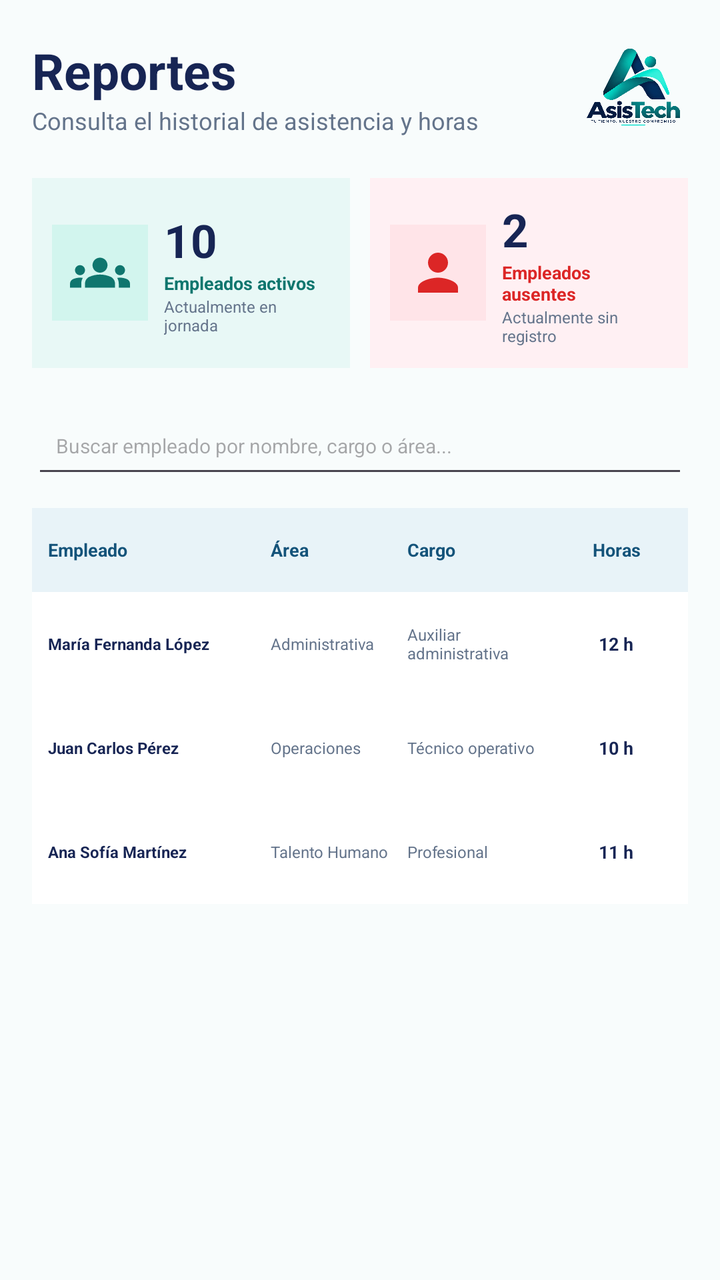
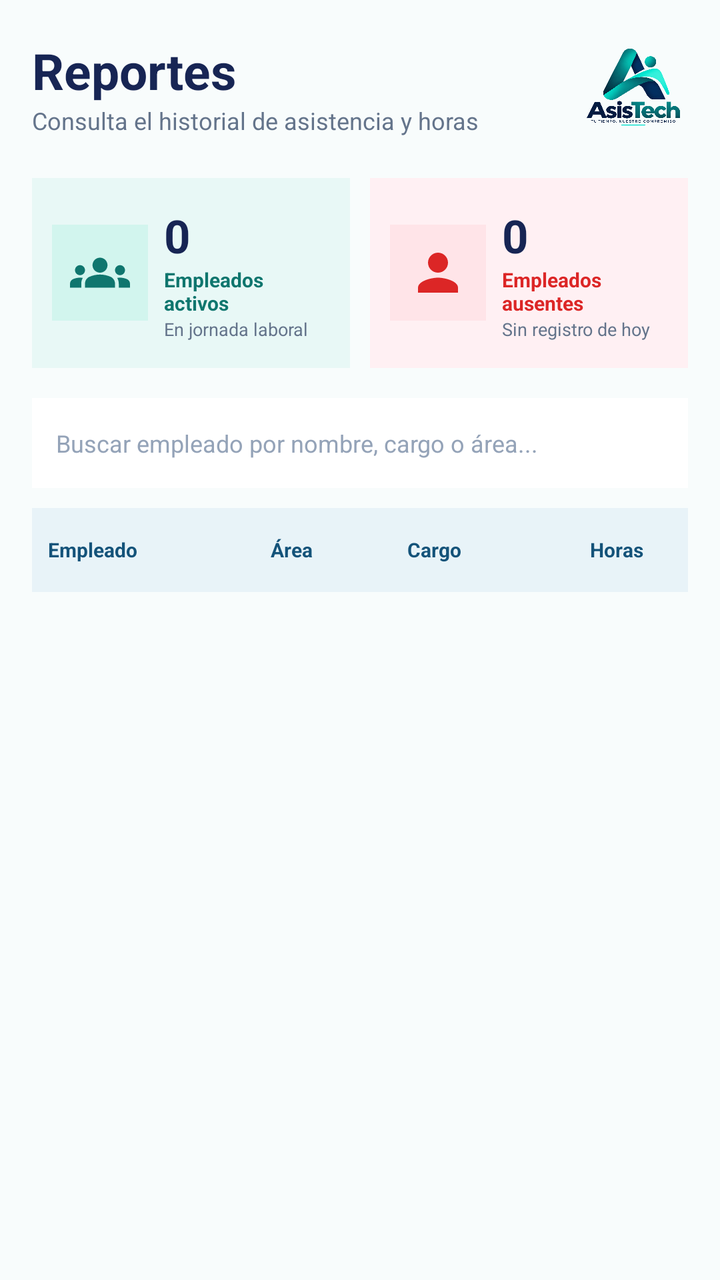

Compare the two renders of this Android layout. The source of the first and the diff that turns it into the second are given below.
<!-- AndroidManifest.xml: application theme Theme.AsisTech -->
<!-- res/layout/fragment_reportes.xml -->
<?xml version="1.0" encoding="utf-8"?>
<ScrollView xmlns:android="http://schemas.android.com/apk/res/android"
    android:layout_width="match_parent"
    android:layout_height="match_parent"
    android:background="#F8FCFC">

    <LinearLayout
        android:layout_width="match_parent"
        android:layout_height="wrap_content"
        android:orientation="vertical"
        android:padding="16dp">

        
        <LinearLayout
            android:layout_width="match_parent"
            android:layout_height="wrap_content"
            android:orientation="horizontal"
            android:gravity="center_vertical">

            <LinearLayout
                android:layout_width="0dp"
                android:layout_height="wrap_content"
                android:layout_weight="1"
                android:orientation="vertical">

                <TextView
                    android:layout_width="wrap_content"
                    android:layout_height="wrap_content"
                    android:text="Reportes"
                    android:textColor="#172554"
                    android:textSize="25sp"
                    android:textStyle="bold" />

                <TextView
                    android:layout_width="wrap_content"
                    android:layout_height="wrap_content"
                    android:text="Consulta el historial de asistencia y horas"
                    android:textColor="#64748B"
                    android:textSize="12sp" />

            </LinearLayout>

            <ImageView
                android:layout_width="55dp"
                android:layout_height="55dp"
                android:src="@drawable/logo"
                android:contentDescription="Logo AsisTech"
                android:scaleType="fitCenter" />

        </LinearLayout>

        
        <LinearLayout
            android:layout_width="match_parent"
            android:layout_height="95dp"
            android:layout_marginTop="18dp"
            android:orientation="horizontal">

            
            <LinearLayout
                android:layout_width="0dp"
                android:layout_height="match_parent"
                android:layout_weight="1"
                android:layout_marginEnd="5dp"
                android:background="#E8F8F6"
                android:gravity="center_vertical"
                android:orientation="horizontal"
                android:padding="10dp">

                <ImageView
                    android:layout_width="48dp"
                    android:layout_height="48dp"
                    android:src="@drawable/ic_empleados"
                    android:background="#D2F5EE"
                    android:padding="9dp"
                    android:contentDescription="Empleados activos" />

                <LinearLayout
                    android:layout_width="0dp"
                    android:layout_height="wrap_content"
                    android:layout_weight="1"
                    android:layout_marginStart="8dp"
                    android:orientation="vertical">

                    <TextView
                        android:layout_width="wrap_content"
                        android:layout_height="wrap_content"
                        android:text="10"
                        android:textColor="#172554"
                        android:textSize="23sp"
                        android:textStyle="bold" />

                    <TextView
                        android:layout_width="wrap_content"
                        android:layout_height="wrap_content"
                        android:text="Empleados activos"
                        android:textColor="#0F766E"
                        android:textSize="9sp"
                        android:textStyle="bold" />

                    <TextView
                        android:layout_width="wrap_content"
                        android:layout_height="wrap_content"
                        android:text="Actualmente en jornada"
                        android:textColor="#64748B"
                        android:textSize="8sp" />

                </LinearLayout>

            </LinearLayout>

            
            <LinearLayout
                android:layout_width="0dp"
                android:layout_height="match_parent"
                android:layout_weight="1"
                android:layout_marginStart="5dp"
                android:background="#FFF0F3"
                android:gravity="center_vertical"
                android:orientation="horizontal"
                android:padding="10dp">

                <ImageView
                    android:layout_width="48dp"
                    android:layout_height="48dp"
                    android:src="@drawable/ic_empleados_ausentes"
                    android:background="#FFE4E8"
                    android:padding="9dp"
                    android:contentDescription="Empleados ausentes" />

                <LinearLayout
                    android:layout_width="0dp"
                    android:layout_height="wrap_content"
                    android:layout_weight="1"
                    android:layout_marginStart="8dp"
                    android:orientation="vertical">

                    <TextView
                        android:layout_width="wrap_content"
                        android:layout_height="wrap_content"
                        android:text="2"
                        android:textColor="#172554"
                        android:textSize="23sp"
                        android:textStyle="bold" />

                    <TextView
                        android:layout_width="wrap_content"
                        android:layout_height="wrap_content"
                        android:text="Empleados ausentes"
                        android:textColor="#DC2626"
                        android:textSize="9sp"
                        android:textStyle="bold" />

                    <TextView
                        android:layout_width="wrap_content"
                        android:layout_height="wrap_content"
                        android:text="Actualmente sin registro"
                        android:textColor="#64748B"
                        android:textSize="8sp" />

                </LinearLayout>

            </LinearLayout>

        </LinearLayout>

        
        <EditText
            android:id="@+id/edtBuscarReporte"
            android:layout_width="match_parent"
            android:layout_height="45dp"
            android:layout_marginTop="15dp"
            android:hint="Buscar empleado por nombre, cargo o área..."
            android:textSize="10sp"
            android:singleLine="true"
            android:paddingStart="12dp"
            android:paddingEnd="12dp" />

        
        <LinearLayout
            android:layout_width="match_parent"
            android:layout_height="42dp"
            android:layout_marginTop="10dp"
            android:background="#E8F3F8"
            android:gravity="center_vertical"
            android:orientation="horizontal"
            android:paddingStart="8dp"
            android:paddingEnd="8dp">

            <TextView
                android:layout_width="0dp"
                android:layout_height="wrap_content"
                android:layout_weight="1.3"
                android:text="Empleado"
                android:textColor="#14537A"
                android:textSize="9sp"
                android:textStyle="bold" />

            <TextView
                android:layout_width="0dp"
                android:layout_height="wrap_content"
                android:layout_weight="0.8"
                android:text="Área"
                android:textColor="#14537A"
                android:textSize="9sp"
                android:textStyle="bold" />

            <TextView
                android:layout_width="0dp"
                android:layout_height="wrap_content"
                android:layout_weight="0.9"
                android:text="Cargo"
                android:textColor="#14537A"
                android:textSize="9sp"
                android:textStyle="bold" />

            <TextView
                android:layout_width="55dp"
                android:layout_height="wrap_content"
                android:gravity="center"
                android:text="Horas"
                android:textColor="#14537A"
                android:textSize="9sp"
                android:textStyle="bold" />

        </LinearLayout>

        
        <LinearLayout
            android:layout_width="match_parent"
            android:layout_height="52dp"
            android:background="#FFFFFF"
            android:gravity="center_vertical"
            android:orientation="horizontal"
            android:paddingStart="8dp"
            android:paddingEnd="8dp">

            <TextView
                android:layout_width="0dp"
                android:layout_height="wrap_content"
                android:layout_weight="1.3"
                android:text="María Fernanda López"
                android:textColor="#172554"
                android:textSize="8sp"
                android:textStyle="bold" />

            <TextView
                android:layout_width="0dp"
                android:layout_height="wrap_content"
                android:layout_weight="0.8"
                android:text="Administrativa"
                android:textColor="#64748B"
                android:textSize="8sp" />

            <TextView
                android:layout_width="0dp"
                android:layout_height="wrap_content"
                android:layout_weight="0.9"
                android:text="Auxiliar administrativa"
                android:textColor="#64748B"
                android:textSize="8sp" />

            <TextView
                android:layout_width="55dp"
                android:layout_height="wrap_content"
                android:gravity="center"
                android:text="12 h"
                android:textColor="#172554"
                android:textSize="9sp"
                android:textStyle="bold" />

        </LinearLayout>

        <LinearLayout
            android:layout_width="match_parent"
            android:layout_height="52dp"
            android:background="#FFFFFF"
            android:gravity="center_vertical"
            android:orientation="horizontal"
            android:paddingStart="8dp"
            android:paddingEnd="8dp">

            <TextView
                android:layout_width="0dp"
                android:layout_height="wrap_content"
                android:layout_weight="1.3"
                android:text="Juan Carlos Pérez"
                android:textColor="#172554"
                android:textSize="8sp"
                android:textStyle="bold" />

            <TextView
                android:layout_width="0dp"
                android:layout_height="wrap_content"
                android:layout_weight="0.8"
                android:text="Operaciones"
                android:textColor="#64748B"
                android:textSize="8sp" />

            <TextView
                android:layout_width="0dp"
                android:layout_height="wrap_content"
                android:layout_weight="0.9"
                android:text="Técnico operativo"
                android:textColor="#64748B"
                android:textSize="8sp" />

            <TextView
                android:layout_width="55dp"
                android:layout_height="wrap_content"
                android:gravity="center"
                android:text="10 h"
                android:textColor="#172554"
                android:textSize="9sp"
                android:textStyle="bold" />

        </LinearLayout>

        <LinearLayout
            android:layout_width="match_parent"
            android:layout_height="52dp"
            android:background="#FFFFFF"
            android:gravity="center_vertical"
            android:orientation="horizontal"
            android:paddingStart="8dp"
            android:paddingEnd="8dp">

            <TextView
                android:layout_width="0dp"
                android:layout_height="wrap_content"
                android:layout_weight="1.3"
                android:text="Ana Sofía Martínez"
                android:textColor="#172554"
                android:textSize="8sp"
                android:textStyle="bold" />

            <TextView
                android:layout_width="0dp"
                android:layout_height="wrap_content"
                android:layout_weight="0.8"
                android:text="Talento Humano"
                android:textColor="#64748B"
                android:textSize="8sp" />

            <TextView
                android:layout_width="0dp"
                android:layout_height="wrap_content"
                android:layout_weight="0.9"
                android:text="Profesional"
                android:textColor="#64748B"
                android:textSize="8sp" />

            <TextView
                android:layout_width="55dp"
                android:layout_height="wrap_content"
                android:gravity="center"
                android:text="11 h"
                android:textColor="#172554"
                android:textSize="9sp"
                android:textStyle="bold" />

        </LinearLayout>

    </LinearLayout>

</ScrollView>
<!-- resources referenced by this layout -->
<resources>
  <!-- drawable ic_empleados (drawable) -->
  <vector xmlns:android="http://schemas.android.com/apk/res/android" android:height="24dp" android:tint="#0F766E" android:viewportHeight="24" android:viewportWidth="24" android:width="24dp">
        
      <path android:fillColor="@android:color/white" android:pathData="M12,12.75c1.63,0 3.07,0.39 4.24,0.9c1.08,0.48 1.76,1.56 1.76,2.73L18,18H6l0,-1.61c0,-1.18 0.68,-2.26 1.76,-2.73C8.93,13.14 10.37,12.75 12,12.75zM4,13c1.1,0 2,-0.9 2,-2c0,-1.1 -0.9,-2 -2,-2s-2,0.9 -2,2C2,12.1 2.9,13 4,13zM5.13,14.1C4.76,14.04 4.39,14 4,14c-0.99,0 -1.93,0.21 -2.78,0.58C0.48,14.9 0,15.62 0,16.43V18l4.5,0v-1.61C4.5,15.56 4.73,14.78 5.13,14.1zM20,13c1.1,0 2,-0.9 2,-2c0,-1.1 -0.9,-2 -2,-2s-2,0.9 -2,2C18,12.1 18.9,13 20,13zM24,16.43c0,-0.81 -0.48,-1.53 -1.22,-1.85C21.93,14.21 20.99,14 20,14c-0.39,0 -0.76,0.04 -1.13,0.1c0.4,0.68 0.63,1.46 0.63,2.29V18l4.5,0V16.43zM12,6c1.66,0 3,1.34 3,3c0,1.66 -1.34,3 -3,3s-3,-1.34 -3,-3C9,7.34 10.34,6 12,6z"/>
      
  </vector>
  <!-- drawable ic_empleados_ausentes (drawable) -->
  <vector xmlns:android="http://schemas.android.com/apk/res/android" android:height="24dp" android:tint="#DC2626" android:viewportHeight="24" android:viewportWidth="24" android:width="24dp">
        
      <path android:fillColor="@android:color/white" android:pathData="M12,12c2.21,0 4,-1.79 4,-4s-1.79,-4 -4,-4 -4,1.79 -4,4 1.79,4 4,4zM12,14c-2.67,0 -8,1.34 -8,4v2h16v-2c0,-2.66 -5.33,-4 -8,-4z"/>
      
  </vector>
  <!-- drawable logo: png bitmap (drawable, 687966 bytes) -->
  <style name="Theme.AsisTech" parent="Base.Theme.AsisTech" />
  <style name="Base.Theme.AsisTech" parent="Theme.Material3.DayNight.NoActionBar">
          
          
      </style>
</resources>

<!-- the commit's change to res/layout/fragment_reportes.xml (unified diff, before → after) -->
@@ -14,8 +14,8 @@
         <LinearLayout
             android:layout_width="match_parent"
             android:layout_height="wrap_content"
-            android:orientation="horizontal"
-            android:gravity="center_vertical">
+            android:gravity="center_vertical"
+            android:orientation="horizontal">
 
             <LinearLayout
                 android:layout_width="0dp"
@@ -43,9 +43,9 @@
             <ImageView
                 android:layout_width="55dp"
                 android:layout_height="55dp"
-                android:src="@drawable/logo"
                 android:contentDescription="Logo AsisTech"
-                android:scaleType="fitCenter" />
+                android:scaleType="fitCenter"
+                android:src="@drawable/logo" />
 
         </LinearLayout>
 
@@ -60,8 +60,8 @@
             <LinearLayout
                 android:layout_width="0dp"
                 android:layout_height="match_parent"
+                android:layout_marginEnd="5dp"
                 android:layout_weight="1"
-                android:layout_marginEnd="5dp"
                 android:background="#E8F8F6"
                 android:gravity="center_vertical"
                 android:orientation="horizontal"
@@ -70,22 +70,23 @@
                 <ImageView
                     android:layout_width="48dp"
                     android:layout_height="48dp"
-                    android:src="@drawable/ic_empleados"
                     android:background="#D2F5EE"
+                    android:contentDescription="Empleados activos"
                     android:padding="9dp"
-                    android:contentDescription="Empleados activos" />
+                    android:src="@drawable/ic_empleados" />
 
                 <LinearLayout
                     android:layout_width="0dp"
                     android:layout_height="wrap_content"
+                    android:layout_marginStart="8dp"
                     android:layout_weight="1"
-                    android:layout_marginStart="8dp"
                     android:orientation="vertical">
 
                     <TextView
-                        android:layout_width="wrap_content"
-                        android:layout_height="wrap_content"
-                        android:text="10"
+                        android:id="@+id/txtEmpleadosActivos"
+                        android:layout_width="wrap_content"
+                        android:layout_height="wrap_content"
+                        android:text="0"
                         android:textColor="#172554"
                         android:textSize="23sp"
                         android:textStyle="bold" />
@@ -95,15 +96,15 @@
                         android:layout_height="wrap_content"
                         android:text="Empleados activos"
                         android:textColor="#0F766E"
-                        android:textSize="9sp"
-                        android:textStyle="bold" />
-
-                    <TextView
-                        android:layout_width="wrap_content"
-                        android:layout_height="wrap_content"
-                        android:text="Actualmente en jornada"
+                        android:textSize="10sp"
+                        android:textStyle="bold" />
+
+                    <TextView
+                        android:layout_width="wrap_content"
+                        android:layout_height="wrap_content"
+                        android:text="En jornada laboral"
                         android:textColor="#64748B"
-                        android:textSize="8sp" />
+                        android:textSize="9sp" />
 
                 </LinearLayout>
 
@@ -113,8 +114,8 @@
             <LinearLayout
                 android:layout_width="0dp"
                 android:layout_height="match_parent"
+                android:layout_marginStart="5dp"
                 android:layout_weight="1"
-                android:layout_marginStart="5dp"
                 android:background="#FFF0F3"
                 android:gravity="center_vertical"
                 android:orientation="horizontal"
@@ -123,22 +124,23 @@
                 <ImageView
                     android:layout_width="48dp"
                     android:layout_height="48dp"
-                    android:src="@drawable/ic_empleados_ausentes"
                     android:background="#FFE4E8"
+                    android:contentDescription="Empleados ausentes"
                     android:padding="9dp"
-                    android:contentDescription="Empleados ausentes" />
+                    android:src="@drawable/ic_empleados_ausentes" />
 
                 <LinearLayout
                     android:layout_width="0dp"
                     android:layout_height="wrap_content"
+                    android:layout_marginStart="8dp"
                     android:layout_weight="1"
-                    android:layout_marginStart="8dp"
                     android:orientation="vertical">
 
                     <TextView
-                        android:layout_width="wrap_content"
-                        android:layout_height="wrap_content"
-                        android:text="2"
+                        android:id="@+id/txtEmpleadosAusentes"
+                        android:layout_width="wrap_content"
+                        android:layout_height="wrap_content"
+                        android:text="0"
                         android:textColor="#172554"
                         android:textSize="23sp"
                         android:textStyle="bold" />
@@ -148,15 +150,15 @@
                         android:layout_height="wrap_content"
                         android:text="Empleados ausentes"
                         android:textColor="#DC2626"
-                        android:textSize="9sp"
-                        android:textStyle="bold" />
-
-                    <TextView
-                        android:layout_width="wrap_content"
-                        android:layout_height="wrap_content"
-                        android:text="Actualmente sin registro"
+                        android:textSize="10sp"
+                        android:textStyle="bold" />
+
+                    <TextView
+                        android:layout_width="wrap_content"
+                        android:layout_height="wrap_content"
+                        android:text="Sin registro de hoy"
                         android:textColor="#64748B"
-                        android:textSize="8sp" />
+                        android:textSize="9sp" />
 
                 </LinearLayout>
 
@@ -170,11 +172,15 @@
             android:layout_width="match_parent"
             android:layout_height="45dp"
             android:layout_marginTop="15dp"
+            android:background="#FFFFFF"
             android:hint="Buscar empleado por nombre, cargo o área..."
-            android:textSize="10sp"
+            android:inputType="text"
+            android:paddingStart="12dp"
+            android:paddingEnd="12dp"
             android:singleLine="true"
-            android:paddingStart="12dp"
-            android:paddingEnd="12dp" />
+            android:textColor="#172554"
+            android:textColorHint="#94A3B8"
+            android:textSize="12sp" />
 
         
         <LinearLayout
@@ -193,7 +199,7 @@
                 android:layout_weight="1.3"
                 android:text="Empleado"
                 android:textColor="#14537A"
-                android:textSize="9sp"
+                android:textSize="10sp"
                 android:textStyle="bold" />
 
             <TextView
@@ -202,7 +208,7 @@
                 android:layout_weight="0.8"
                 android:text="Área"
                 android:textColor="#14537A"
-                android:textSize="9sp"
+                android:textSize="10sp"
                 android:textStyle="bold" />
 
             <TextView
@@ -211,7 +217,7 @@
                 android:layout_weight="0.9"
                 android:text="Cargo"
                 android:textColor="#14537A"
-                android:textSize="9sp"
+                android:textSize="10sp"
                 android:textStyle="bold" />
 
             <TextView
@@ -220,146 +226,20 @@
                 android:gravity="center"
                 android:text="Horas"
                 android:textColor="#14537A"
-                android:textSize="9sp"
+                android:textSize="10sp"
                 android:textStyle="bold" />
 
         </LinearLayout>
 
         
-        <LinearLayout
-            android:layout_width="match_parent"
-            android:layout_height="52dp"
-            android:background="#FFFFFF"
-            android:gravity="center_vertical"
-            android:orientation="horizontal"
-            android:paddingStart="8dp"
-            android:paddingEnd="8dp">
-
-            <TextView
-                android:layout_width="0dp"
-                android:layout_height="wrap_content"
-                android:layout_weight="1.3"
-                android:text="María Fernanda López"
-                android:textColor="#172554"
-                android:textSize="8sp"
-                android:textStyle="bold" />
-
-            <TextView
-                android:layout_width="0dp"
-                android:layout_height="wrap_content"
-                android:layout_weight="0.8"
-                android:text="Administrativa"
-                android:textColor="#64748B"
-                android:textSize="8sp" />
-
-            <TextView
-                android:layout_width="0dp"
-                android:layout_height="wrap_content"
-                android:layout_weight="0.9"
-                android:text="Auxiliar administrativa"
-                android:textColor="#64748B"
-                android:textSize="8sp" />
-
-            <TextView
-                android:layout_width="55dp"
-                android:layout_height="wrap_content"
-                android:gravity="center"
-                android:text="12 h"
-                android:textColor="#172554"
-                android:textSize="9sp"
-                android:textStyle="bold" />
-
-        </LinearLayout>
-
-        <LinearLayout
-            android:layout_width="match_parent"
-            android:layout_height="52dp"
-            android:background="#FFFFFF"
-            android:gravity="center_vertical"
-            android:orientation="horizontal"
-            android:paddingStart="8dp"
-            android:paddingEnd="8dp">
-
-            <TextView
-                android:layout_width="0dp"
-                android:layout_height="wrap_content"
-                android:layout_weight="1.3"
-                android:text="Juan Carlos Pérez"
-                android:textColor="#172554"
-                android:textSize="8sp"
-                android:textStyle="bold" />
-
-            <TextView
-                android:layout_width="0dp"
-                android:layout_height="wrap_content"
-                android:layout_weight="0.8"
-                android:text="Operaciones"
-                android:textColor="#64748B"
-                android:textSize="8sp" />
-
-            <TextView
-                android:layout_width="0dp"
-                android:layout_height="wrap_content"
-                android:layout_weight="0.9"
-                android:text="Técnico operativo"
-                android:textColor="#64748B"
-                android:textSize="8sp" />
-
-            <TextView
-                android:layout_width="55dp"
-                android:layout_height="wrap_content"
-                android:gravity="center"
-                android:text="10 h"
-                android:textColor="#172554"
-                android:textSize="9sp"
-                android:textStyle="bold" />
-
-        </LinearLayout>
-
-        <LinearLayout
-            android:layout_width="match_parent"
-            android:layout_height="52dp"
-            android:background="#FFFFFF"
-            android:gravity="center_vertical"
-            android:orientation="horizontal"
-            android:paddingStart="8dp"
-            android:paddingEnd="8dp">
-
-            <TextView
-                android:layout_width="0dp"
-                android:layout_height="wrap_content"
-                android:layout_weight="1.3"
-                android:text="Ana Sofía Martínez"
-                android:textColor="#172554"
-                android:textSize="8sp"
-                android:textStyle="bold" />
-
-            <TextView
-                android:layout_width="0dp"
-                android:layout_height="wrap_content"
-                android:layout_weight="0.8"
-                android:text="Talento Humano"
-                android:textColor="#64748B"
-                android:textSize="8sp" />
-
-            <TextView
-                android:layout_width="0dp"
-                android:layout_height="wrap_content"
-                android:layout_weight="0.9"
-                android:text="Profesional"
-                android:textColor="#64748B"
-                android:textSize="8sp" />
-
-            <TextView
-                android:layout_width="55dp"
-                android:layout_height="wrap_content"
-                android:gravity="center"
-                android:text="11 h"
-                android:textColor="#172554"
-                android:textSize="9sp"
-                android:textStyle="bold" />
-
-        </LinearLayout>
+        <androidx.recyclerview.widget.RecyclerView
+            android:id="@+id/recyclerReportes"
+            android:layout_width="match_parent"
+            android:layout_height="wrap_content"
+            android:minHeight="120dp"
+            android:nestedScrollingEnabled="false"
+            android:paddingBottom="16dp"
+            android:clipToPadding="false" />
 
     </LinearLayout>
 
